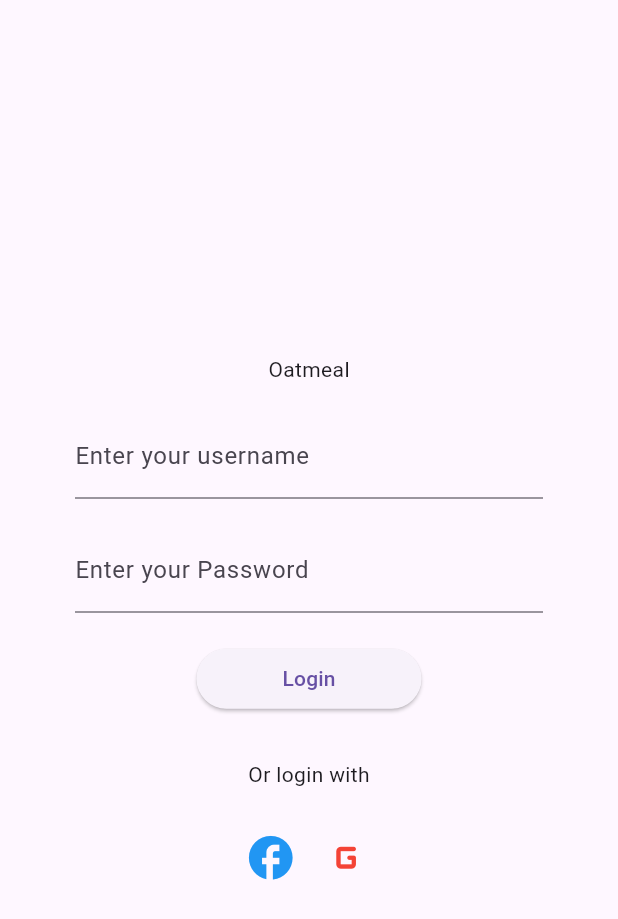
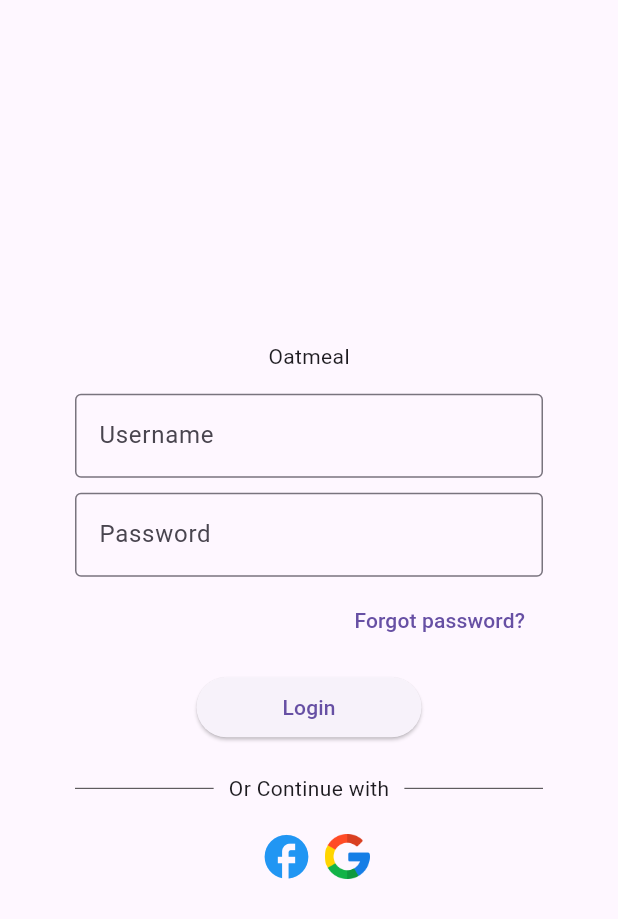
Before and after one commit to AAdrian565/OrMeal, a Flutter app: the screen it shows after launch, on a phone screen of 412 x 824 dp. Shown: the top 919 px of the screen. Run offline on Flutter 3.47's test engine with Material 3 defaults, Android fonts, the light colour scheme and no system bars.

Commit message:
login ui

```diff
--- a/lib/main.dart
+++ b/lib/main.dart
@@ -13,7 +13,7 @@ class Ormeal extends StatelessWidget {
   Widget build(BuildContext context) {
     return MaterialApp(
       theme: ThemeData(useMaterial3: true),
-      home: const Login(),
+      home: Login(),
     );
   }
 }
@@ -38,13 +38,15 @@ class _MainPage extends State<MainPage> {
 
   Widget buildBody() {
     final ThemeData theme = Theme.of(context);
-    return IndexedStack(
+    return SafeArea(
+      child: IndexedStack(
         index: currentPageIndex,
         children: <Widget>[
           buildHomePage(theme),
           buildNotificationsPage(theme),
           buildMessagesPage(theme),
         ],
+      ),
     );
   }
 
--- /dev/null
+++ b/lib/module/textinput.dart
@@ -0,0 +1,28 @@
+import 'package:flutter/material.dart';
+
+class TextInput extends StatelessWidget {
+  final controller;
+  final String hintText;
+  final bool obscureText;
+
+  const TextInput(
+      {super.key,
+      required this.controller,
+      required this.hintText,
+      this.obscureText = false});
+
+  @override
+  Widget build(BuildContext context) {
+    return Padding(
+      padding: EdgeInsets.symmetric(horizontal: 50.0, vertical: 5),
+      child: TextFormField(
+        controller: controller,
+        obscureText: obscureText,
+        decoration: InputDecoration(
+          border: OutlineInputBorder(),
+          hintText: hintText,
+        ),
+      ),
+    );
+  }
+}
--- a/lib/pages/login.dart
+++ b/lib/pages/login.dart
@@ -1,9 +1,13 @@
 import 'package:flutter/material.dart';
+import 'package:ormeal/module/textinput.dart';
 import '../main.dart';
 import '../module/animation.dart';
 
 class Login extends StatelessWidget {
-  const Login({super.key});
+  Login({super.key});
+
+  final usernameController = TextEditingController();
+  final passwordController = TextEditingController();
 
   @override
   Widget build(BuildContext context) {
@@ -13,34 +17,32 @@ class Login extends StatelessWidget {
           mainAxisAlignment: MainAxisAlignment.center,
           crossAxisAlignment: CrossAxisAlignment.center,
           children: <Widget>[
-            Container(
-              padding: EdgeInsets.all(10.0),
-              child: Text('Oatmeal'),
+            Text('Oatmeal'),
+            const SizedBox(height: 10),
+            // username
+            TextInput(
+              controller: usernameController,
+              hintText: 'Username',
             ),
-            Container(
-              child: Padding(
-                padding:
-                    const EdgeInsets.symmetric(horizontal: 50, vertical: 10),
-                child: TextFormField(
-                  decoration: const InputDecoration(
-                    border: UnderlineInputBorder(),
-                    labelText: 'Enter your username',
+            // password
+            TextInput(
+              controller: passwordController,
+              hintText: 'Password',
+              obscureText: true,
+            ),
+            Padding(
+              padding: const EdgeInsets.symmetric(horizontal: 50.0),
+              child: Row(
+                mainAxisAlignment: MainAxisAlignment.end,
+                children: [
+                  TextButton(
+                    child: const Text('Forgot password?'),
+                    onPressed: () {},
                   ),
-                ),
+                ],
               ),
             ),
-            Container(
-              child: Padding(
-                padding:
-                    const EdgeInsets.symmetric(horizontal: 50, vertical: 10),
-                child: TextFormField(
-                  decoration: const InputDecoration(
-                    border: UnderlineInputBorder(),
-                    labelText: 'Enter your Password',
-                  ),
-                ),
-              ),
-            ),
+
             Container(
               padding: EdgeInsets.all(10.0),
               child: ElevatedButton(
@@ -55,9 +57,30 @@ class Login extends StatelessWidget {
                 },
               ),
             ),
-            Container(
-              padding: EdgeInsets.all(20.0),
-              child: Text('Or login with'),
+            // or continue with
+            Padding(
+              padding:
+                  const EdgeInsets.symmetric(horizontal: 50.0, vertical: 10),
+              child: Row(
+                children: [
+                  Expanded(
+                    child: Divider(
+                      color: Colors.black,
+                      thickness: 0.5,
+                    ),
+                  ),
+                  const Padding(
+                    padding: EdgeInsets.symmetric(horizontal: 10.0),
+                    child: Text('Or Continue with'),
+                  ),
+                  Expanded(
+                    child: Divider(
+                      color: Colors.black,
+                      thickness: 0.5,
+                    ),
+                  ),
+                ],
+              ),
             ),
             Row(
               mainAxisAlignment: MainAxisAlignment.center,
@@ -73,16 +96,10 @@ class Login extends StatelessWidget {
                     },
                   ),
                 ),
-                Container(
-                  color: Colors.transparent,
-                  child: IconButton(
-                    icon: const Icon(Icons.g_mobiledata_rounded),
-                    iconSize: 35,
-                    color: Colors.red,
-                    onPressed: () {
-                      Navigator.of(context).push(_RouteMainPage());
-                    },
-                  ),
+                Image.asset(
+                  'lib/images/google.png',
+                  width: 30,
+                  height: 30,
                 ),
               ],
             )
--- a/pubspec.yaml
+++ b/pubspec.yaml
@@ -59,7 +59,8 @@ flutter:
   uses-material-design: true
 
   # To add assets to your application, add an assets section, like this:
-  # assets:
+  assets:
+      - lib/images/
   #   - images/a_dot_burr.jpeg
   #   - images/a_dot_ham.jpeg
 
```
Also changed, not shown: lib/images/google.png (added), pubspec.lock. Lines whose indentation alone changed are shown as unchanged.
